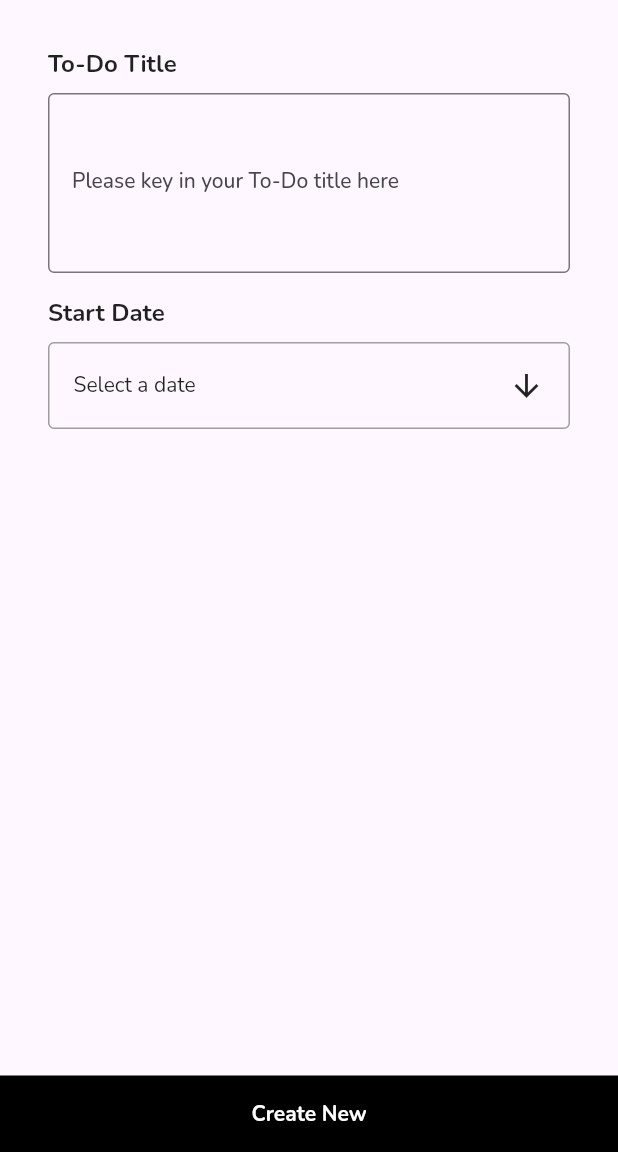
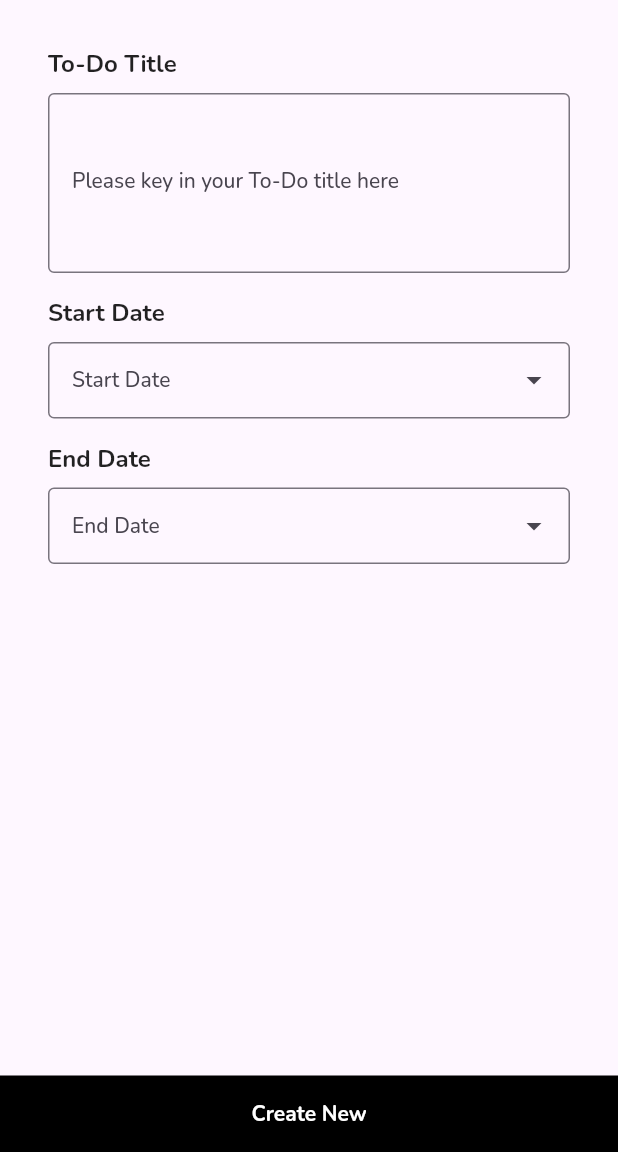
Before and after one commit to nightcodezero/flutter-to-do-list, a Flutter app: the AddTodoScreen screen opened by its route, after a tap on "Create New", on a phone screen of 412 x 824 dp, the part 84-1236 px from its top. Run offline on Flutter 3.47's test engine with Material 2 defaults, Android fonts, the phone set to English and light mode, and no system bars; our stand-ins replace flutter_riverpod, go_router, google_fonts, sqflite; accounts and stored records are empty.

Commit message:
Add date pickers and calculate task duration

```diff
--- a/lib/screens/add_todo_screen.dart
+++ b/lib/screens/add_todo_screen.dart
@@ -1,5 +1,6 @@
 import 'package:flutter/material.dart';
 import 'package:flutter_riverpod/flutter_riverpod.dart';
+import 'package:intl/intl.dart';
 import 'package:todolist/models/todo.dart';
 import 'package:todolist/providers/go_router_provider.dart';
 import 'package:todolist/providers/todo_provider.dart';
@@ -15,6 +16,8 @@ class AddTodoScreen extends ConsumerStatefulWidget {
 
 class _AddTodoScreenState extends ConsumerState<AddTodoScreen> {
   final TextEditingController _titleController = TextEditingController();
+  final TextEditingController _startDate = TextEditingController();
+  final TextEditingController _endDate = TextEditingController();
 
   @override
   Widget build(BuildContext context) {
@@ -61,19 +64,67 @@ class _AddTodoScreenState extends ConsumerState<AddTodoScreen> {
                     style: TextStyle(fontSize: 16, fontWeight: FontWeight.bold),
                   ),
                   const SizedBox(height: 8),
-                  Container(
-                    width: double.infinity,
-                    padding: EdgeInsets.all(16.0),
-                    decoration: BoxDecoration(
-                      border: Border.all(color: Colors.grey),
-                      borderRadius: BorderRadius.circular(4),
+                  TextFormField(
+                    controller: _startDate,
+                    readOnly: true,
+                    decoration: const InputDecoration(
+                      border: OutlineInputBorder(),
+                      hintText: "Start Date",
+                      suffixIcon: Icon(Icons.arrow_drop_down),
                     ),
-                    child: const Row(children: [
-                      Expanded(
-                        child: Text("Select a date"),
-                      ),
-                      Icon(Icons.arrow_downward),
-                    ]),
+                    onTap: () async {
+                      DateTime? startPickedDate = await showDatePicker(
+                          context: context,
+                          initialDate: DateTime.now(),
+                          firstDate: DateTime.now(),
+                          lastDate: DateTime(2100));
+                      if (startPickedDate != null) {
+                        String formattedDate =
+                            DateFormat('dd-MM-yyyy').format(startPickedDate);
+                        setState(() {
+                          _startDate.text = formattedDate;
+                        });
+                      }
+                    },
+                  ),
+                  const SizedBox(height: 16),
+                  const Text(
+                    "End Date",
+                    style: TextStyle(fontSize: 16, fontWeight: FontWeight.bold),
+                  ),
+                  const SizedBox(height: 8),
+                  TextFormField(
+                    controller: _endDate,
+                    readOnly: true,
+                    decoration: const InputDecoration(
+                      border: OutlineInputBorder(),
+                      hintText: "End Date",
+                      suffixIcon: Icon(Icons.arrow_drop_down),
+                    ),
+                    onTap: () async {
+                      if (_startDate.text.isNotEmpty) {
+                        String dateTime = _startDate.text;
+                        DateFormat inputFormat = DateFormat('dd-MM-yyyy');
+                        DateTime input = inputFormat.parse(dateTime);
+
+                        DateTime? endPickedDate = await showDatePicker(
+                          context: context,
+                          initialDate: input.add(const Duration(days: 1)),
+                          firstDate: input.add(const Duration(days: 1)),
+                          lastDate: DateTime(2100),
+                        );
+                        if (endPickedDate != null) {
+                          String formattedDate = DateFormat('dd-MM-yyyy')
+                              .format(endPickedDate.toUtc());
+                          setState(() {
+                            _endDate.text = formattedDate;
+                          });
+                        }
+                      } else {
+                        ScaffoldMessenger.of(context).showSnackBar(SnackBar(
+                            content: Text('You need to select Start Date')));
+                      }
+                    },
                   ),
                 ],
               ),
@@ -86,9 +137,9 @@ class _AddTodoScreenState extends ConsumerState<AddTodoScreen> {
               onPressed: () {
                 ref.read(todoProvider.notifier).insert(Todo(
                     title: _titleController.text,
-                    startDate: "startdate",
-                    endDate: "endDate",
-                    done: true));
+                    startDate: _startDate.text,
+                    endDate: _endDate.text,
+                    done: false));
                 router.pop();
               },
               child: Container(
--- a/pubspec.yaml
+++ b/pubspec.yaml
@@ -40,6 +40,7 @@ dependencies:
   shared_preferences: ^2.1.1
   sqflite: ^2.3.0
   path: ^1.8.3
+  intl: ^0.18.1
 
 dev_dependencies:
   flutter_test:
```
Also changed, not shown: lib/widgets/task_card.dart (+13 -1 lines), pubspec.lock.
